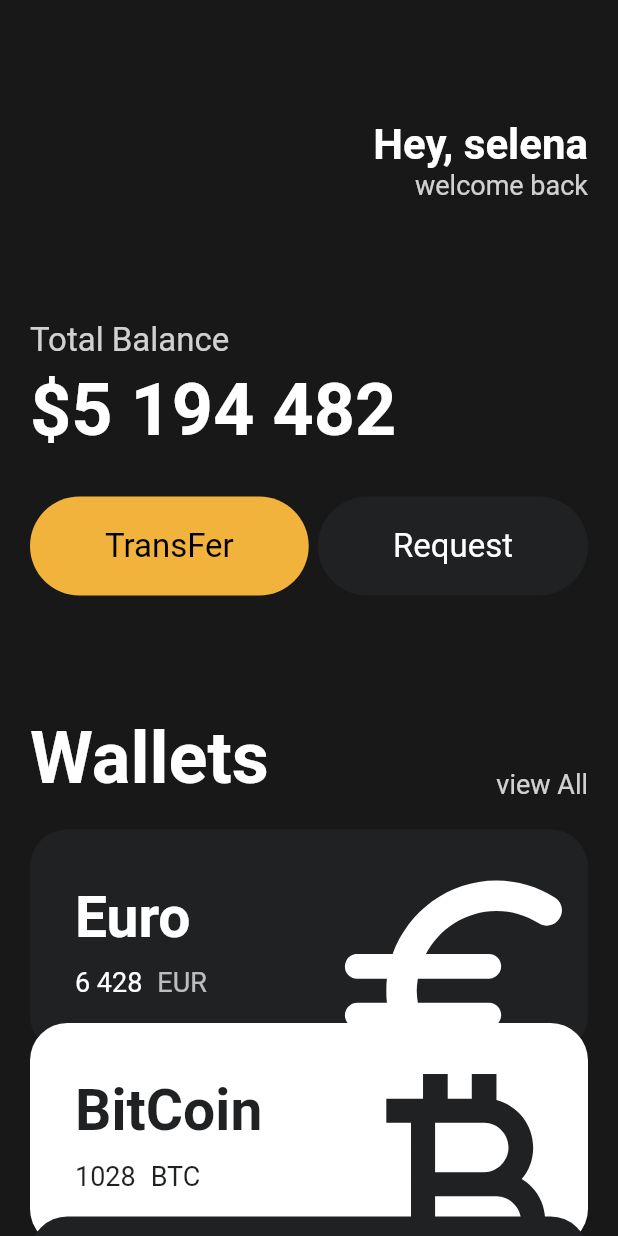
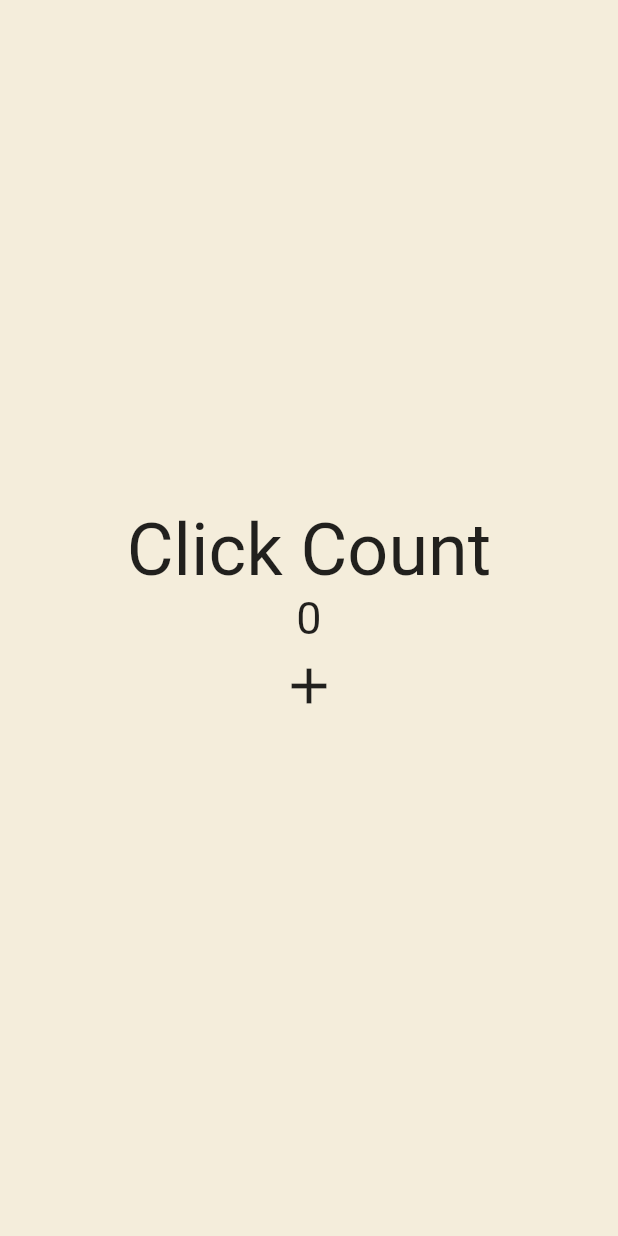
Before and after one commit to mabichic/FlutterStudy, a Flutter app: the screen it shows after launch, on a phone screen of 412 x 824 dp. Run offline on Flutter 3.47's test engine with Material 2 defaults, Android fonts, the phone set to English and light mode, and no system bars.

Commit message:
Stateful Widget 만들기

```diff
--- /dev/null
+++ b/lib/app_state.dart
@@ -0,0 +1,52 @@
+import 'package:flutter/material.dart';
+
+class AppState extends StatefulWidget {
+  const AppState({super.key});
+
+  @override
+  State<AppState> createState() => _AppStateState();
+}
+
+class _AppStateState extends State<AppState> {
+  int counter = 0;
+  void onClicked() {
+    setState(() {
+      counter += 1;
+    });
+  }
+
+  @override
+  Widget build(BuildContext context) {
+    return MaterialApp(
+      home: Scaffold(
+        backgroundColor: const Color(0xFFF4EDDB),
+        body: Center(
+          child: Column(
+            mainAxisAlignment: MainAxisAlignment.center,
+            children: [
+              const Text(
+                'Click Count',
+                style: TextStyle(
+                  fontSize: 48,
+                ),
+              ),
+              Text(
+                '$counter',
+                style: const TextStyle(
+                  fontSize: 30,
+                ),
+              ),
+              IconButton(
+                iconSize: 40,
+                onPressed: onClicked,
+                icon: const Icon(
+                  Icons.add,
+                ),
+              )
+            ],
+          ),
+        ),
+      ),
+    );
+  }
+}
--- a/lib/main.dart
+++ b/lib/main.dart
@@ -1,4 +1,5 @@
 import 'package:flutter/material.dart';
+import 'package:toonflix/app_state.dart';
 import 'package:toonflix/widgets/button.dart';
 import 'package:toonflix/widgets/currency_card.dart';
 
@@ -8,9 +9,10 @@ class Player {
 }
 
 void main() {
-  var ksm = Player(name: "ksm");
+  // var ksm = Player(name: "ksm");
 
-  runApp(App());
+  // runApp(App());
+  runApp(const AppState());
 }
 
 class App extends StatelessWidget {
```
